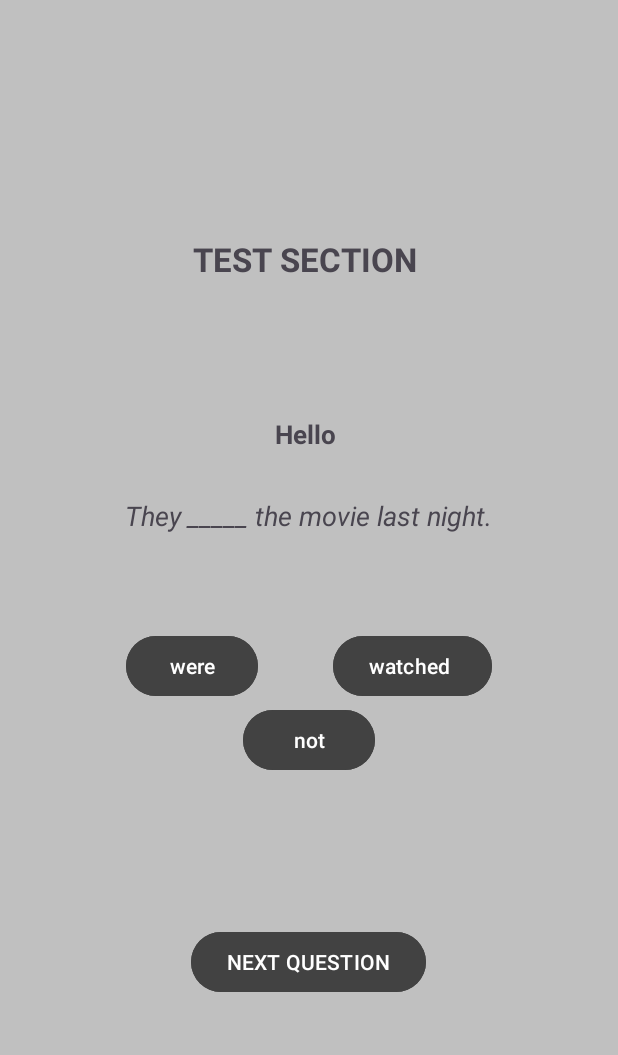
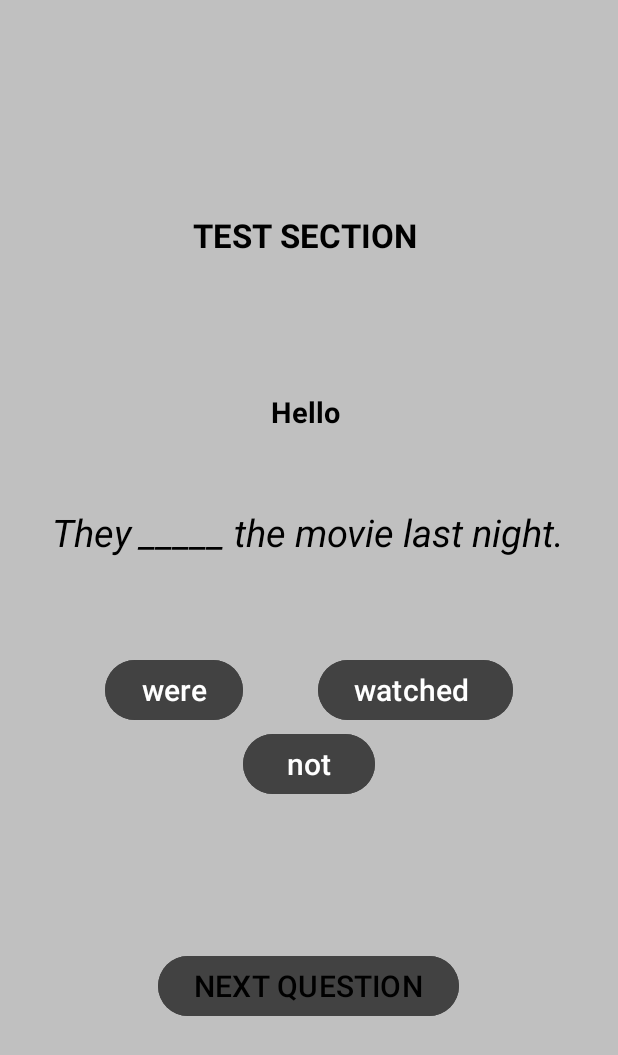
Before and after one commit to BenManeno/EnglishLearning, an Android app: the CategoriesActivity screen opened directly, with no data from a screen before it, after a tap on "TEST", on a phone screen of 412 x 824 dp. Shown: the top 1055 px of the screen. Run offline under Robolectric (Android 15) with nearby library versions, the phone set to English and light mode, and no system bars.

Commit message:
final changes(2)
making the font big, change the text hint  color to black

```diff
--- a/app/build.gradle.kts
+++ b/app/build.gradle.kts
@@ -10,7 +10,7 @@ android {
         applicationId = "org.pattersonclippers.englishlearning"
         minSdk = 19
         targetSdk = 34
-        versionCode = 1
+        versionCode = 2
         versionName = "1.0"
 
         testInstrumentationRunner = "androidx.test.runner.AndroidJUnitRunner"
--- a/app/src/main/res/layout/activity_score.xml
+++ b/app/src/main/res/layout/activity_score.xml
@@ -31,6 +31,9 @@
         android:layout_height="wrap_content"
         android:gravity="center"
         android:textAlignment="center"
+
+        android:textColor="@color/black"
+        android:textColorHint="@color/black"
         android:textStyle="italic"
         android:textSize="22dp" />
     <Space
--- a/app/src/main/res/layout/activity_test.xml
+++ b/app/src/main/res/layout/activity_test.xml
@@ -13,6 +13,9 @@
         android:layout_width="wrap_content"
         android:layout_height="wrap_content"
         android:textSize="22dp"
+
+        android:textColor="@color/black"
+        android:textColorHint="@color/black"
         android:textStyle="bold"
         android:text="TEST SECTION "/>
 
@@ -26,11 +29,14 @@
         android:layout_width="wrap_content"
         android:layout_height="wrap_content"
         android:text=" Hello name "
-        android:textSize="17dp"
+        android:textSize="19dp"
+
+        android:textColor="@color/black"
+        android:textColorHint="@color/black"
         android:textStyle="bold" />
     <Space
         android:layout_width="wrap_content"
-        android:layout_height="30dp"/>
+        android:layout_height="50dp"/>
 
 
 
@@ -40,7 +46,9 @@
         android:layout_height="wrap_content"
         android:id="@+id/testQuestionText"
         android:textStyle="italic"
-        android:textSize="18dp"
+        android:textColor="@color/black"
+        android:textColorHint="@color/black"
+        android:textSize="25dp"
         android:text="They _____ the movie last night."
        />
     <Space
@@ -64,22 +72,24 @@
             android:layout_width="wrap_content"
             android:layout_height="wrap_content"
             android:id="@+id/firstChoiceBox"
+            android:textSize="20dp"
+            android:textColor="@color/white"
+            android:textColorHint="@color/black"
             android:backgroundTint="@color/cardview_dark_background"
             android:text="were"/>
         <Space
             android:layout_width="50dp"
             android:layout_height="50dp"/>
 
-       <Button
+        <Button
+            android:id="@+id/secondChoiceBox"
             android:layout_width="wrap_content"
             android:layout_height="wrap_content"
-           android:backgroundTint="@color/cardview_dark_background"
-            android:id="@+id/secondChoiceBox"
-            android:text="watched "/>
-
-
-
-
+            android:textSize="20dp"
+            android:textColor="@color/white"
+            android:textColorHint="@color/black"
+            android:backgroundTint="@color/cardview_dark_background"
+            android:text="watched " />
 
 
     </LinearLayout>
@@ -87,6 +97,9 @@
         android:layout_width="wrap_content"
         android:layout_height="wrap_content"
         android:id="@+id/thirdChoice"
+        android:textSize="20dp"
+        android:textColor="@color/white"
+        android:textColorHint="@color/black"
         android:backgroundTint="@color/cardview_dark_background"
         android:text="not"/>
     <Space
@@ -97,7 +110,10 @@
     <Button
         android:layout_width="wrap_content"
         android:layout_height="wrap_content"
+android:textSize="20dp"
 
+        android:textColor="@color/black"
+        android:textColorHint="@color/black"
         android:backgroundTint="@color/cardview_dark_background"
         android:id="@+id/nextBTN"
         android:text="NEXT QUESTION"/>
--- a/app/src/main/res/layout/activity_test_score.xml
+++ b/app/src/main/res/layout/activity_test_score.xml
@@ -15,10 +15,11 @@
         android:layout_width="wrap_content"
         android:layout_height="wrap_content"
         android:layout_gravity="center"
+        android:textColor="@color/black"
+        android:textColorHint="@color/black"
         android:layout_marginTop="10dp"
         android:layout_marginBottom="150dp"
         android:text="TEST RESULT "
-        android:textColor="@color/cardview_dark_background"
         android:textSize="20dp"
         android:textStyle="italic" />
 
@@ -26,6 +27,7 @@
         android:layout_width="wrap_content"
         android:layout_height="wrap_content"
         android:id="@+id/backButton"
+        android:textColorHint="@color/white"
         android:backgroundTint="@color/black"
         android:background="@color/black"
         android:text="BACK TO SECTION"/>
```
Also changed, not shown: app/src/main/res/layout/activity_categories.xml (+14 -0 lines), app/src/main/res/layout/activity_main.xml (+20 -2 lines), app/src/main/res/layout/activity_practice.xml (+23 -8 lines), app/src/main/res/layout/activity_progress.xml (+19 -6 lines).
